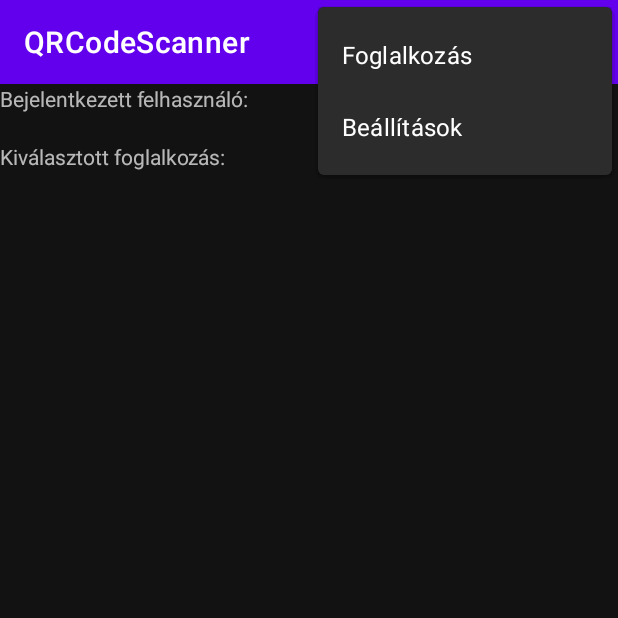
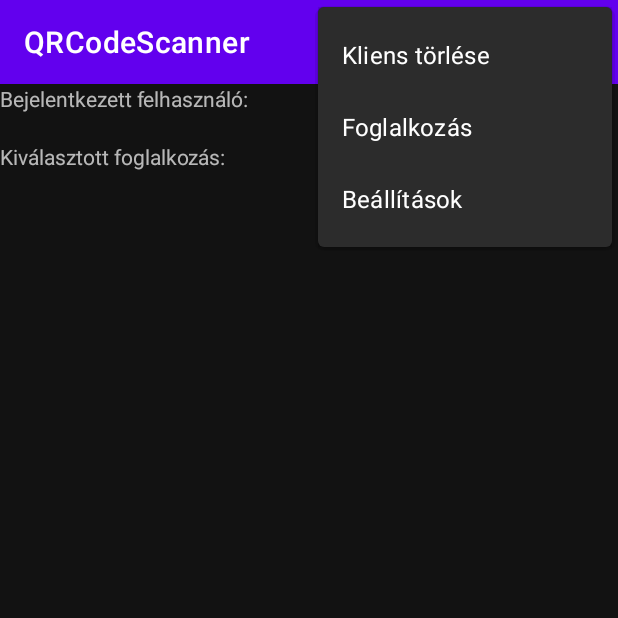
Before and after one commit to pzoli/QRCodeScanner, an Android app: the screen it shows after launch (LoginActivity), with the options menu open, on a phone screen of 412 x 824 dp, the top half of it. Run offline under Robolectric (Android 15) with nearby library versions, the phone set to English and light mode, and no system bars.

Commit message:
delete client and client list on main view

```diff
--- a/app/src/main/java/hu/infokristaly/forrasadmin/qrcodescanner/components/ChooseEventActivity.kt
+++ b/app/src/main/java/hu/infokristaly/forrasadmin/qrcodescanner/components/ChooseEventActivity.kt
@@ -44,7 +44,7 @@ class ChooseEventActivity : AppCompatActivity() {
                 events.clear()
                 events.putAll((eventsMap as SerializableEventMap).contentMap)
                 val eventsList = events.toList()
-                val adapter = MyListAdapter(this, eventsList)
+                val adapter = CustomIntStringPairAdapter(this, eventsList)
                 binding.lvEvents.setChoiceMode(ListView.CHOICE_MODE_SINGLE);
                 binding.lvEvents.adapter = adapter
             }
--- a/app/src/main/java/hu/infokristaly/forrasadmin/qrcodescanner/components/LoginActivity.kt
+++ b/app/src/main/java/hu/infokristaly/forrasadmin/qrcodescanner/components/LoginActivity.kt
@@ -4,12 +4,11 @@ import android.app.Activity
 import android.content.Context
 import android.content.Intent
 import android.os.Bundle
-import android.preference.PreferenceManager
 import android.util.Log
 import android.view.Menu
-import android.view.MenuInflater
 import android.view.MenuItem
-import android.view.View
+import android.widget.AdapterView
+import android.widget.ListView
 import android.widget.Toast
 import androidx.activity.enableEdgeToEdge
 import androidx.activity.result.ActivityResult
@@ -36,6 +35,7 @@ class LoginActivity : AppCompatActivity() {
     private val storedLoginItems = StoredLoginItems()
     private var serverAddress = ""
     private var toolbar: Toolbar? = null
+    private var clientEMYSZ = ""
 
     val activitySettingsLauncher =
         registerForActivityResult<Intent, ActivityResult>(
@@ -43,7 +43,7 @@ class LoginActivity : AppCompatActivity() {
         ) { result: ActivityResult? ->
             serverAddress = getServerAddress()
         }
-                val activityLoginWithQRCodeLauncher =
+    val activityLoginWithQRCodeLauncher =
         registerForActivityResult<Intent, ActivityResult>(
             ActivityResultContracts.StartActivityForResult()
         ) { result: ActivityResult? ->
@@ -63,6 +63,9 @@ class LoginActivity : AppCompatActivity() {
                                 updateView()
                             }
                             downloadEvents()
+                            val intent = Intent(this, ChooseEventActivity::class.java)
+                            intent.putExtra("events", SerializableEventMap(storedLoginItems.events))
+                            activityChooseEventLauncher.launch(intent)
                         }
                     }
                 }
@@ -84,6 +87,7 @@ class LoginActivity : AppCompatActivity() {
                 Log.i("DEBUG", storedLoginItems.eventId.toString())
                 storedLoginItems.eventName =
                     storedLoginItems.events.get(storedLoginItems.eventId).toString()
+                downloadEventsClients()
                 updateView()
             }
         }
@@ -105,6 +109,8 @@ class LoginActivity : AppCompatActivity() {
                             val nameContent = parts[1].split(":");
                             if (nameContent.size == 2 && nameContent[0] == "NAME") {
                                 registerClientToEvent()
+                                downloadEventsClients()
+                                updateView()
                             }
                         }
                     }
@@ -125,6 +131,19 @@ class LoginActivity : AppCompatActivity() {
                 withContext(Dispatchers.IO) {
                     val result =
                         addClientToEventApiRequest(URL("http://$serverAddress/forras-admin/rest/addClientToEvent?pin=${storedLoginItems.pin}&eventid=${storedLoginItems.eventId}&clientid=${storedLoginItems.clientEMYSZ}"))
+                    return@withContext result
+                }
+            }
+            registerClientToEventResult = result.await()
+        }
+    }
+
+    private fun deleteClientFromEvent() {
+        runBlocking {
+            var result: Deferred<String> = async() {
+                withContext(Dispatchers.IO) {
+                    val result =
+                        addClientToEventApiRequest(URL("http://$serverAddress/forras-admin/rest/deleteClientFromEvent?pin=${storedLoginItems.pin}&eventid=${storedLoginItems.eventId}&clientid=${clientEMYSZ}"))
                     return@withContext result
                 }
             }
@@ -163,9 +182,47 @@ class LoginActivity : AppCompatActivity() {
             }
             storedLoginItems.events = result.await()
         }
-        val intent = Intent(this, ChooseEventActivity::class.java)
-        intent.putExtra("events", SerializableEventMap(storedLoginItems.events))
-        activityChooseEventLauncher.launch(intent)
+    }
+
+    private fun downloadEventsClients() {
+        runBlocking {
+            var result: Deferred<MutableMap<String, String>> = async() {
+                withContext(Dispatchers.IO) {
+                    val result =
+                        getEventClientsApiRequest(URL("http://$serverAddress/forras-admin/rest/getEventClients?eventId=${storedLoginItems.eventId}"))
+                    return@withContext result
+                }
+            }
+            storedLoginItems.clients = result.await()
+        }
+        updateView()
+    }
+
+    private fun getEventClientsApiRequest(url: URL): MutableMap<String, String> {
+        val result = mutableMapOf<String, String>()
+        try {
+            val conn = url.openConnection() as HttpURLConnection
+            with(conn) {
+                requestMethod = "GET"
+                if (responseCode == HttpURLConnection.HTTP_OK) {
+                    inputStream.bufferedReader().use {
+                        it.lines().forEach { line ->
+                            val eventClientContent = line.split("\t")
+                            try {
+                                result.put(eventClientContent[0], eventClientContent[1]);
+                            } catch (e: Exception) {
+                                Log.e("ERROR", e.message.toString())
+                            }
+                        }
+                    }
+                } else {
+                    Log.e("ERROR", responseCode.toString() + ":" + responseMessage)
+                }
+            }
+        } catch (e: Exception) {
+            Log.e("Exception", e.toString())
+        }
+        return result;
     }
 
     fun getEventsApiRequest(url: URL): MutableMap<Int, String> {
@@ -181,13 +238,13 @@ class LoginActivity : AppCompatActivity() {
                             val eventContent = line.split("\t")
                             try {
                                 result.put(eventContent[0].toInt(), eventContent[1]);
-                            } catch (e:Exception) {
+                            } catch (e: Exception) {
                                 Log.e("ERROR", e.message.toString())
                             }
                         }
                     }
                 } else {
-                    Log.e("ERROR", responseCode.toString() +":"+ responseMessage)
+                    Log.e("ERROR", responseCode.toString() + ":" + responseMessage)
                 }
             }
         } catch (e: Exception) {
@@ -199,6 +256,10 @@ class LoginActivity : AppCompatActivity() {
     private fun updateView() {
         binding.tvChoosedEvent.text = storedLoginItems.eventName
         binding.tvLoggedInUser.text = storedLoginItems.systemUserName
+        val clientList = storedLoginItems.clients.toList()
+        val adapter = CustomStringStringPairAdapter(this, clientList)
+        binding.lvClients.setChoiceMode(ListView.CHOICE_MODE_SINGLE);
+        binding.lvClients.adapter = adapter
     }
 
     override fun onSaveInstanceState(outState: Bundle) {
@@ -215,8 +276,8 @@ class LoginActivity : AppCompatActivity() {
 
     private fun getServerAddress(): String {
         val prefFile = "${packageName}_preferences"
-        val sharedPreferences = getSharedPreferences(prefFile , Context.MODE_PRIVATE)
-        val result = sharedPreferences.getString("serveraddress", "")?:""
+        val sharedPreferences = getSharedPreferences(prefFile, Context.MODE_PRIVATE)
+        val result = sharedPreferences.getString("serveraddress", "") ?: ""
         return result
     }
 
@@ -231,43 +292,61 @@ class LoginActivity : AppCompatActivity() {
             insets
         }
 
+        serverAddress = getServerAddress()
+
         if (savedInstanceState != null) {
             storedLoginItems.restoreStateFromBundle(savedInstanceState)
         } else {
             val sharedPrefs = getSharedPreferences("my_activity_prefs", Context.MODE_PRIVATE)
             storedLoginItems.restoreFromSharedPrefs(sharedPrefs)
         }
+        downloadEventsClients()
         updateView()
+
+        binding.lvClients.onItemClickListener =
+            AdapterView.OnItemClickListener { parent, view, position, id ->
+                clientEMYSZ = storedLoginItems.clients.keys.toList().get(position)
+            }
 
         toolbar = findViewById(R.id.mytoolbar)
         setSupportActionBar(toolbar)
-        serverAddress = getServerAddress()
     }
 
     override fun onCreateOptionsMenu(menu: Menu?): Boolean {
         val inflater = menuInflater
-        inflater.inflate(R.menu.appbar,menu)
+        inflater.inflate(R.menu.appbar, menu)
         return true
     }
 
     override fun onOptionsItemSelected(item: MenuItem): Boolean {
-        when(item.itemId) {
+        when (item.itemId) {
             R.id.m_login -> {
                 val intent = Intent(this, QRCodeScannerActivity::class.java)
                 activityLoginWithQRCodeLauncher.launch(intent)
             }
+
             R.id.m_choose_session -> {
                 val intent = Intent(this, ChooseEventActivity::class.java)
                 intent.putExtra("events", SerializableEventMap(storedLoginItems.events))
                 activityChooseEventLauncher.launch(intent)
             }
+
             R.id.m_add_client_to_session -> {
                 val intent = Intent(this, QRCodeScannerActivity::class.java)
                 activityAddClientWithQRCodeLauncher.launch(intent)
             }
+
             R.id.m_settings -> {
                 val intent = Intent(this, SettingsActivity::class.java)
                 activitySettingsLauncher.launch(intent)
+            }
+
+            R.id.m_delete_client -> {
+                if (clientEMYSZ != "") {
+                    deleteClientFromEvent()
+                    downloadEventsClients()
+                    updateView()
+                }
             }
         }
         return super.onOptionsItemSelected(item)
--- a/app/src/main/java/hu/infokristaly/forrasadmin/qrcodescanner/components/StoredLoginItems.kt
+++ b/app/src/main/java/hu/infokristaly/forrasadmin/qrcodescanner/components/StoredLoginItems.kt
@@ -8,6 +8,7 @@ import com.google.gson.Gson
 class StoredLoginItems {
 
 
+    lateinit var clients: MutableMap<String, String>
     var pin: String? = null
     var clientEMYSZ: String? = null
     var systemUserName: String = ""
--- /dev/null
+++ b/app/src/main/res/drawable/baseline_delete_forever_24.xml
@@ -0,0 +1,5 @@
+<vector xmlns:android="http://schemas.android.com/apk/res/android" android:height="24dp" android:tint="#FFFFFF" android:viewportHeight="24" android:viewportWidth="24" android:width="24dp">
+
+    <path android:fillColor="@android:color/white" android:pathData="M6,19c0,1.1 0.9,2 2,2h8c1.1,0 2,-0.9 2,-2L18,7L6,7v12zM8.46,11.88l1.41,-1.41L12,12.59l2.12,-2.12 1.41,1.41L13.41,14l2.12,2.12 -1.41,1.41L12,15.41l-2.12,2.12 -1.41,-1.41L10.59,14l-2.13,-2.12zM15.5,4l-1,-1h-5l-1,1L5,4v2h14L19,4z"/>
+
+</vector>
--- a/app/src/main/res/layout/activity_login.xml
+++ b/app/src/main/res/layout/activity_login.xml
@@ -32,4 +32,9 @@
         android:layout_width="match_parent"
         android:layout_height="wrap_content" />
 
+    <ListView
+        android:id="@+id/lvClients"
+        android:layout_width="match_parent"
+        android:layout_height="match_parent" />
+
 </LinearLayout>
--- a/app/src/main/res/menu/appbar.xml
+++ b/app/src/main/res/menu/appbar.xml
@@ -14,6 +14,12 @@
         app:showAsAction="ifRoom" />
 
     <item
+        android:id="@+id/m_delete_client"
+        android:icon="@drawable/baseline_delete_forever_24"
+        android:title="Kliens törlése"
+        app:showAsAction="ifRoom" />
+
+    <item
         android:id="@+id/m_choose_session"
         android:icon="@drawable/baseline_pending_actions_24"
         android:title="Foglalkozás"
```
Also changed, not shown: app/src/main/java/hu/infokristaly/forrasadmin/qrcodescanner/components/CustomAdapter.kt (+16 -1 lines).
